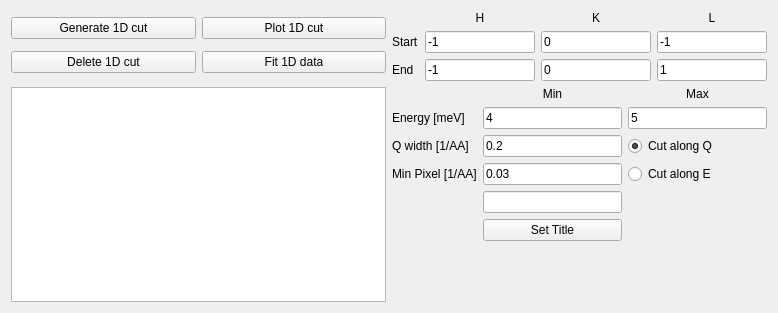
MJOLNIRPackage/MJOLNIR-GUI, file src/main/resources/base/Views/Cut1D_new.ui: the form before one commit.
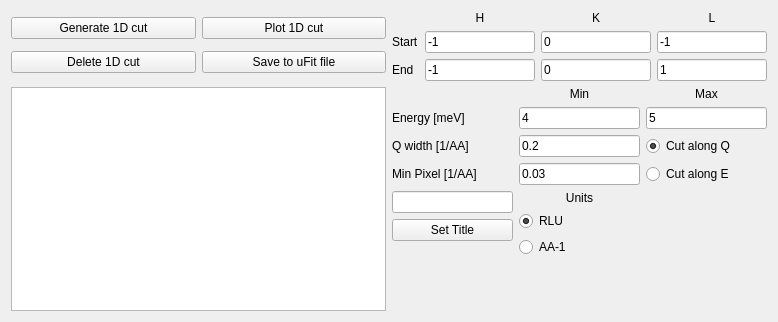
The form after the commit.

Diff of the .ui file:
```diff
--- a/src/main/resources/base/Views/Cut1D_new.ui
+++ b/src/main/resources/base/Views/Cut1D_new.ui
@@ -7,7 +7,7 @@
     <x>0</x>
     <y>0</y>
     <width>778</width>
-    <height>313</height>
+    <height>322</height>
    </rect>
   </property>
   <property name="windowTitle">
@@ -42,7 +42,7 @@
        <item row="1" column="1">
         <widget class="QPushButton" name="Cut1D_fit_button">
          <property name="text">
-          <string>Fit 1D data</string>
+          <string>Save to uFit file</string>
          </property>
         </widget>
        </item>
@@ -79,7 +79,7 @@
         </widget>
        </item>
        <item row="0" column="2">
-        <widget class="QLabel" name="label_5">
+        <widget class="QLabel" name="Cut1D_Klabel">
          <property name="text">
           <string>K</string>
          </property>
@@ -89,7 +89,7 @@
         </widget>
        </item>
        <item row="0" column="1">
-        <widget class="QLabel" name="label">
+        <widget class="QLabel" name="Cut1D_Hlabel">
          <property name="text">
           <string>H</string>
          </property>
@@ -99,7 +99,7 @@
         </widget>
        </item>
        <item row="0" column="3">
-        <widget class="QLabel" name="label_4">
+        <widget class="QLabel" name="Cut1D_Llabel">
          <property name="text">
           <string>L</string>
          </property>
@@ -157,10 +157,7 @@
          </property>
         </widget>
        </item>
-       <item row="4" column="1">
-        <widget class="QLineEdit" name="Cut1D_SetTitle_lineEdit"/>
-       </item>
-       <item row="7" column="2">
+       <item row="10" column="2">
         <spacer name="verticalSpacer_2">
          <property name="orientation">
           <enum>Qt::Vertical</enum>
@@ -188,6 +185,9 @@
          <property name="checked">
           <bool>true</bool>
          </property>
+         <attribute name="buttonGroup">
+          <string notr="true">buttonGroup</string>
+         </attribute>
         </widget>
        </item>
        <item row="3" column="2">
@@ -195,6 +195,9 @@
          <property name="text">
           <string>Cut along E</string>
          </property>
+         <attribute name="buttonGroup">
+          <string notr="true">buttonGroup</string>
+         </attribute>
         </widget>
        </item>
        <item row="1" column="2">
@@ -252,7 +255,7 @@
          </property>
         </widget>
        </item>
-       <item row="7" column="1">
+       <item row="10" column="1">
         <spacer name="verticalSpacer">
          <property name="orientation">
           <enum>Qt::Vertical</enum>
@@ -265,12 +268,89 @@
          </property>
         </spacer>
        </item>
+       <item row="5" column="0">
+        <layout class="QVBoxLayout" name="verticalLayout">
+         <item>
+          <widget class="QLineEdit" name="Cut1D_SetTitle_lineEdit"/>
+         </item>
+         <item>
+          <widget class="QPushButton" name="Cut1D_SetTitle_button">
+           <property name="text">
+            <string>Set Title</string>
+           </property>
+          </widget>
+         </item>
+         <item>
+          <spacer name="verticalSpacer_5">
+           <property name="orientation">
+            <enum>Qt::Vertical</enum>
+           </property>
+           <property name="sizeHint" stdset="0">
+            <size>
+             <width>20</width>
+             <height>40</height>
+            </size>
+           </property>
+          </spacer>
+         </item>
+        </layout>
+       </item>
        <item row="5" column="1">
-        <widget class="QPushButton" name="Cut1D_SetTitle_button">
-         <property name="text">
-          <string>Set Title</string>
+        <layout class="QVBoxLayout" name="verticalLayout_5">
+         <item>
+          <widget class="QLabel" name="label_3">
+           <property name="text">
+            <string>Units</string>
+           </property>
+           <property name="alignment">
+            <set>Qt::AlignCenter</set>
+           </property>
+          </widget>
+         </item>
+         <item>
+          <widget class="QRadioButton" name="Cut1D_SelectUnits_RLU_radioButton">
+           <property name="text">
+            <string>RLU</string>
+           </property>
+           <property name="checked">
+            <bool>true</bool>
+           </property>
+          </widget>
+         </item>
+         <item>
+          <widget class="QRadioButton" name="Cut1D_SelectUnits_AA_radioButton">
+           <property name="text">
+            <string>AA-1</string>
+           </property>
+          </widget>
+         </item>
+         <item>
+          <spacer name="verticalSpacer_3">
+           <property name="orientation">
+            <enum>Qt::Vertical</enum>
+           </property>
+           <property name="sizeHint" stdset="0">
+            <size>
+             <width>20</width>
+             <height>3</height>
+            </size>
+           </property>
+          </spacer>
+         </item>
+        </layout>
+       </item>
+       <item row="10" column="0">
+        <spacer name="verticalSpacer_4">
+         <property name="orientation">
+          <enum>Qt::Vertical</enum>
          </property>
-        </widget>
+         <property name="sizeHint" stdset="0">
+          <size>
+           <width>20</width>
+           <height>40</height>
+          </size>
+         </property>
+        </spacer>
        </item>
       </layout>
      </item>
```
Left out of the diff: 26 changed lines with no effect on the pictures.
